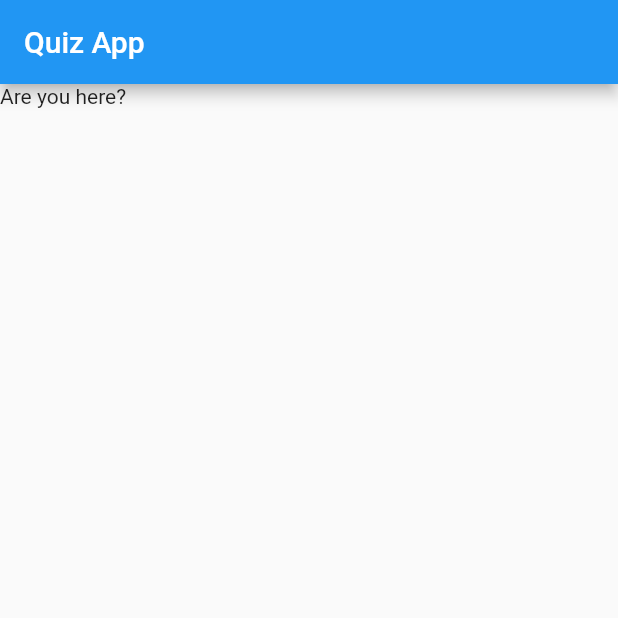
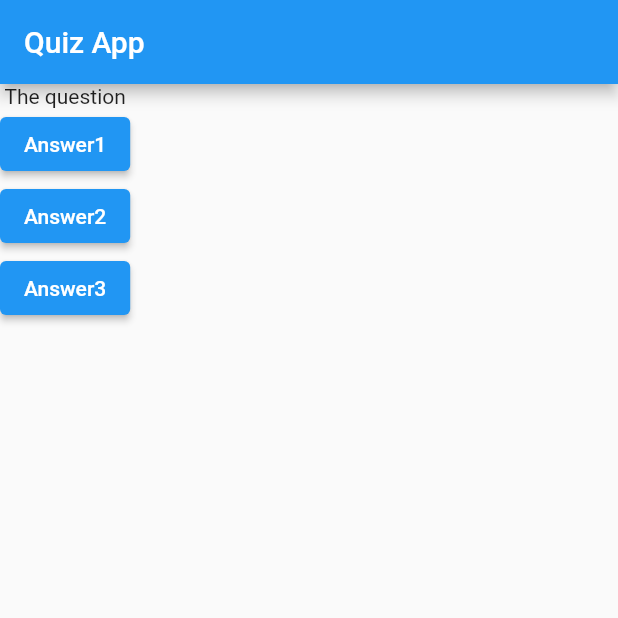
Before and after one commit to enchele01/FlutterQuizApp, a Flutter app: the screen it shows after launch, on a phone screen of 412 x 824 dp, the top half of it. Run offline on Flutter 3.47's test engine with Material 2 defaults, Android fonts, the phone set to English and light mode, and no system bars.

Commit message:
Added Column and three elevated buttons

```diff
--- a/lib/main.dart
+++ b/lib/main.dart
@@ -7,12 +7,24 @@ void main() {
 class MyApp extends StatelessWidget {
   @override
   Widget build(BuildContext context) {
+    var questions = [
+      'What is tour fav color?',
+      'Favorite Animal?',
+    ];
+
     return MaterialApp(
       home: Scaffold(
         appBar: AppBar(
           title: Text("Quiz App"),
         ),
-        body: Text("Are you here?"),
+        body: Column(
+          children: <Widget>[
+            Text("The question"),
+            ElevatedButton(onPressed: () => {}, child: Text("Answer1")),
+            ElevatedButton(onPressed: () => {}, child: Text("Answer2")),
+            ElevatedButton(onPressed: () => {}, child: Text("Answer3")),
+          ],
+        ),
       ),
     );
   }
```
